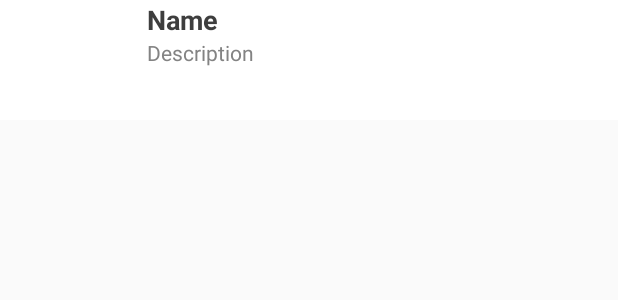
After one commit to jesselima/nanodegree-android-basic-tour-guide-app, an Android app: the layout startup_list_item.xml on its own in the app's theme, with its tools: preview values and no code run, on a phone screen of 412 x 824 dp. The commit adds this screen. Shown: the top 300 px of the screen. Run offline under Robolectric (Android 15) with nearby library versions, the phone set to English and light mode, and no system bars.

Commit message:
Added missed unversioned files.

```diff
--- a/app/src/main/AndroidManifest.xml
+++ b/app/src/main/AndroidManifest.xml
@@ -27,7 +27,7 @@
 
         <meta-data
             android:name="com.google.android.geo.API_KEY"
-            android:value="API_KEY" />
+            android:value="AIzaSyDbHiaES6bb8CDOzvcNTjQUjUnNVCCtKIM" />
 
         <activity
             android:name=".PagerActivity"
--- a/app/src/main/java/com/udacity/tourguide/MapViewActivity.java
+++ b/app/src/main/java/com/udacity/tourguide/MapViewActivity.java
@@ -20,7 +20,7 @@ public class MapViewActivity extends AppCompatActivity implements OnMapReadyCall
     private Double lat;// = 37.386077; //37.3943566;
     private Double lng;// = -122.08338723; //-122.072174; // 37.386077,-122.08338723
 
-    private static final String MAP_VIEW_BUNDLE_KEY = "";
+    private static final String MAP_VIEW_BUNDLE_KEY = "AIzaSyDbHiaES6bb8CDOzvcNTjQUjUnNVCCtKIM";
 
     @Override
     protected void onCreate(Bundle savedInstanceState) {
--- /dev/null
+++ b/app/src/main/res/layout/startup_list_item.xml
@@ -0,0 +1,49 @@
+<RelativeLayout xmlns:android="http://schemas.android.com/apk/res/android"
+    xmlns:tools="http://schemas.android.com/tools"
+    android:layout_width="match_parent"
+    android:layout_height="80dp"
+    android:background="@color/color_white"
+    android:minHeight="@dimen/list_item_height">
+
+    <ImageView
+        android:id="@+id/image_view_item_list"
+        android:layout_width="50dp"
+        android:layout_height="50dp"
+        android:layout_margin="16dp"/>
+
+    <RelativeLayout
+        android:id="@+id/text_container"
+        android:layout_width="match_parent"
+        android:layout_height="@dimen/margin_16"
+        android:layout_alignParentBottom="true"
+        android:layout_alignParentEnd="true"
+        android:layout_alignParentTop="true"
+        android:layout_toEndOf="@id/image_view_item_list"
+        android:orientation="vertical"
+        android:paddingStart="16dp">
+
+        <TextView
+            android:id="@+id/text_view_name"
+            android:layout_width="match_parent"
+            android:layout_height="25dp"
+            android:layout_weight="0"
+            android:gravity="bottom"
+            android:textAppearance="?android:textAppearanceMedium"
+            android:textColor="@color/color_dark_grey"
+            android:textStyle="bold"
+            tools:text="Name"/>
+
+        <TextView
+            android:id="@+id/text_view_description"
+            android:layout_width="match_parent"
+            android:layout_height="wrap_content"
+            android:layout_below="@id/text_view_name"
+            android:layout_weight="1"
+            android:gravity="top"
+            android:maxLines="3"
+            android:textAppearance="?android:textAppearanceSmall"
+            android:textColor="@color/color_light_grey"
+            tools:text="Description" />
+
+    </RelativeLayout>
+</RelativeLayout>
```
Also changed, not shown: app/src/main/java/com/udacity/tourguide/fragmentpageradapters/PlaceFragmentPageAdapter.java (added, +68 -0 lines).
